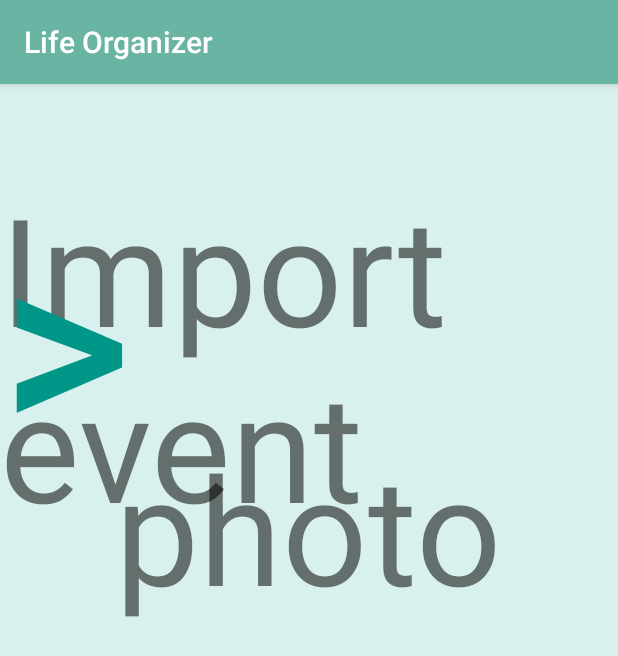
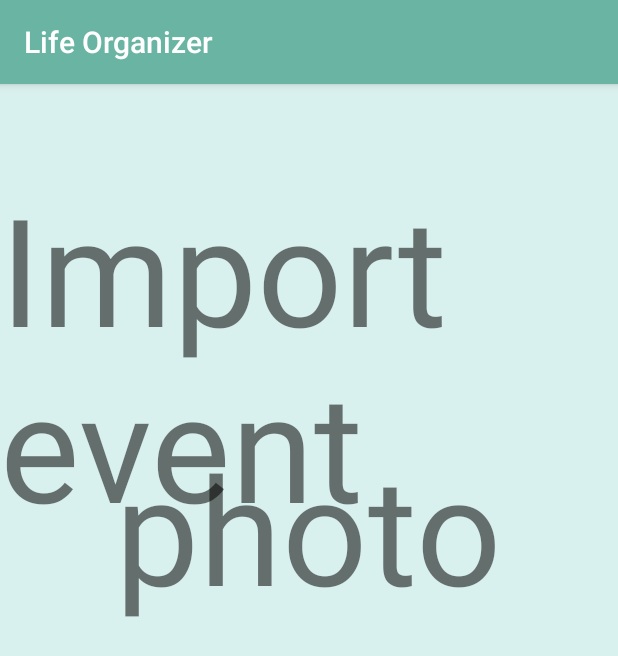
Before and after one commit to mkai39/Life-Organizer, an Android app: the Import_photo screen opened directly, with no data from a screen before it, on a phone screen of 412 x 824 dp. Shown: the top 656 px of the screen. Run offline under Robolectric (Android 15) with nearby library versions, the phone set to English and light mode, and no system bars.

Commit message:
fixed some issues with crashing after importing photo

```diff
--- a/LifeOrganizer/app/src/main/AndroidManifest.xml
+++ b/LifeOrganizer/app/src/main/AndroidManifest.xml
@@ -9,13 +9,12 @@
         android:roundIcon="@drawable/camera_button"
         android:supportsRtl="true"
         android:theme="@style/AppTheme">
-        <activity android:name=".schedule"></activity>
+        <activity android:name=".schedule" />
         <activity android:name=".Import_photo" />
         <activity android:name=".Calendar" />
         <activity
             android:name=".MainActivity"
             android:label="@string/app_name">
-
             <intent-filter>
                 <action android:name="android.intent.action.MAIN" />
 
--- a/LifeOrganizer/app/src/main/java/com/example/lifeorganizer/Import_photo.java
+++ b/LifeOrganizer/app/src/main/java/com/example/lifeorganizer/Import_photo.java
@@ -2,33 +2,14 @@ package com.example.lifeorganizer;
 
 import androidx.appcompat.app.AppCompatActivity;
 
-import android.content.Intent;
 import android.os.Bundle;
-import android.view.View;
-import android.widget.Button;
 
 public class Import_photo extends AppCompatActivity {
 
-    private Button home;
-
     @Override
-
     protected void onCreate(Bundle savedInstanceState) {
         super.onCreate(savedInstanceState);
         setContentView(R.layout.activity_import_photo);
-
-        home = (Button) findViewById(R.id.from_import);
-        home.setOnClickListener(new View.OnClickListener() {
-            @Override
-            public void onClick(View V) {
-                openHome();
-            }
-        });
-    }
-    public void openHome(){
-        Intent home_intent = new Intent(this, MainActivity.class);
-        startActivity(home_intent);
     }
 
-
 }
--- a/LifeOrganizer/app/src/main/java/com/example/lifeorganizer/schedule.java
+++ b/LifeOrganizer/app/src/main/java/com/example/lifeorganizer/schedule.java
@@ -2,7 +2,10 @@ package com.example.lifeorganizer;
 
 import androidx.appcompat.app.AppCompatActivity;
 
+import android.content.Intent;
 import android.os.Bundle;
+import android.view.View;
+import android.widget.TextView;
 
 public class schedule extends AppCompatActivity {
 
--- a/LifeOrganizer/app/src/main/res/layout/activity_import_photo.xml
+++ b/LifeOrganizer/app/src/main/res/layout/activity_import_photo.xml
@@ -35,15 +35,4 @@
         tools:srcCompat="@tools:sample/avatars[14]" />
 
 
-    <Button
-        android:id="@+id/from_import"
-        android:layout_width="wrap_content"
-        android:layout_height="wrap_content"
-        android:background="@android:color/transparent"
-        android:shadowColor="#009688"
-        android:text=">"
-        android:textColor="#009688"
-        android:textSize="250px" />
-
-
 </RelativeLayout>
--- /dev/null
+++ b/LifeOrganizer/app/src/main/res/values/ids.xml
@@ -0,0 +1,3 @@
+<?xml version="1.0" encoding="utf-8"?>
+<resources>
+</resources>
```
Also changed, not shown: LifeOrganizer/app/src/main/java/com/example/lifeorganizer/Calendar.java (+0 -20 lines), LifeOrganizer/app/src/main/java/com/example/lifeorganizer/MainActivity.java (+13 -12 lines), LifeOrganizer/app/src/main/res/layout/activity_calendar.xml (+0 -9 lines), LifeOrganizer/app/src/main/res/layout/activity_display_message.xml (added, +9 -0 lines), LifeOrganizer/app/src/main/res/layout/activity_main.xml (+7 -0 lines), LifeOrganizer/app/src/main/res/layout/activity_schedule.xml (+0 -7 lines).
